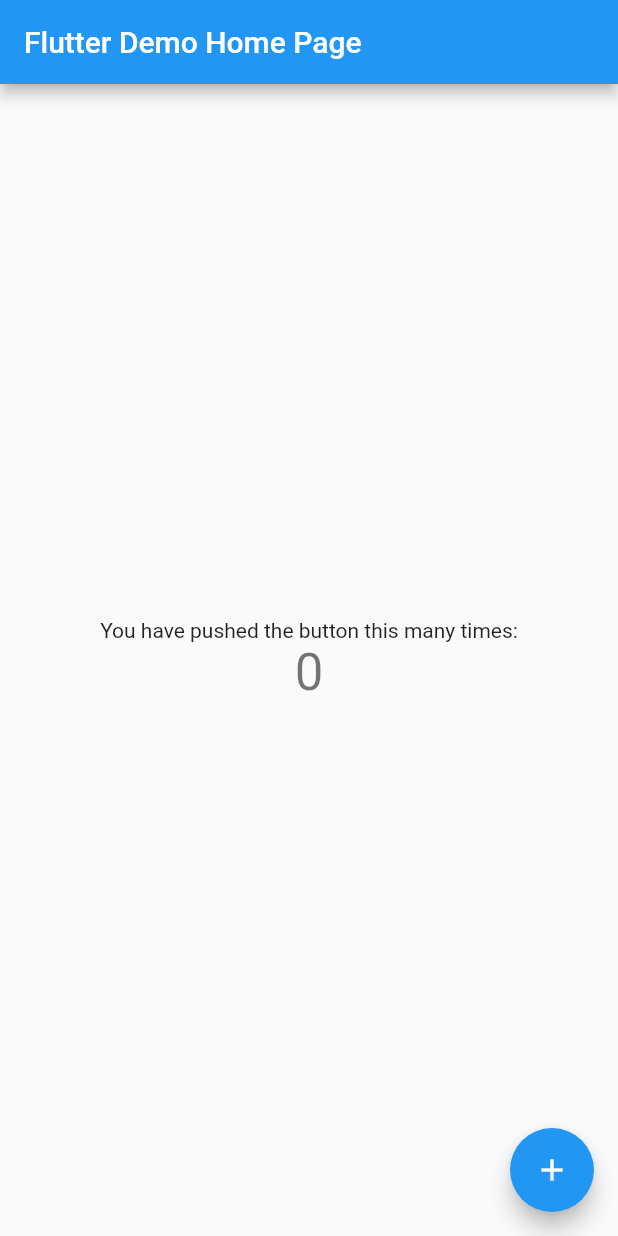
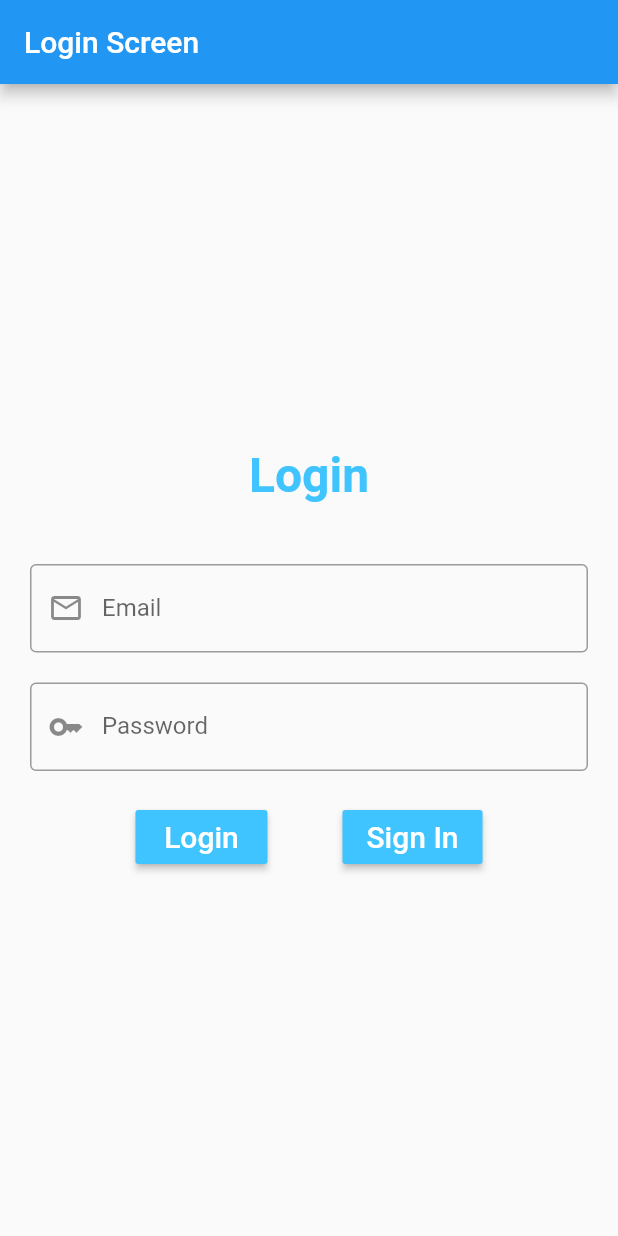
Before and after one commit to Srdgn/TodoApp, a Flutter app: the screen it shows after launch, on a phone screen of 412 x 824 dp. Run offline on Flutter 3.47's test engine with Material 2 defaults, Android fonts, the phone set to English and light mode, and no system bars; our stand-ins replace cloud_firestore, firebase_auth, firebase_core, google_fonts; accounts and stored records are empty.

Commit message:
Login Secreen

```diff
--- a/todoapp/lib/main.dart
+++ b/todoapp/lib/main.dart
@@ -1,115 +1,27 @@
+//import 'dart:html';
 import 'package:flutter/material.dart';
+import 'package:firebase_core/firebase_core.dart';
+import 'package:google_fonts/google_fonts.dart';
+import 'screens/homepage.dart';
+import "screens/login.dart";
 
-void main() {
-  runApp(const MyApp());
-}
+void main() async{
+  WidgetsFlutterBinding.ensureInitialized();
+  await Firebase.initializeApp();
+  runApp(MyApp());
+  }
 
-class MyApp extends StatelessWidget {
-  const MyApp({Key? key}) : super(key: key);
-
-  // This widget is the root of your application.
+class MyApp extends StatelessWidget{
   @override
-  Widget build(BuildContext context) {
+  Widget build(BuildContext context){
     return MaterialApp(
-      title: 'Flutter Demo',
+      debugShowCheckedModeBanner: false,
       theme: ThemeData(
-        // This is the theme of your application.
-        //
-        // Try running your application with "flutter run". You'll see the
-        // application has a blue toolbar. Then, without quitting the app, try
-        // changing the primarySwatch below to Colors.green and then invoke
-        // "hot reload" (press "r" in the console where you ran "flutter run",
-        // or simply save your changes to "hot reload" in a Flutter IDE).
-        // Notice that the counter didn't reset back to zero; the application
-        // is not restarted.
-        primarySwatch: Colors.blue,
+        textTheme: GoogleFonts.nunitoSansTextTheme(
+          Theme.of(context).textTheme,
+        ),
       ),
-      home: const MyHomePage(title: 'Flutter Demo Home Page'),
+      home: LoginPage(),
     );
   }
 }
-
-class MyHomePage extends StatefulWidget {
-  const MyHomePage({Key? key, required this.title}) : super(key: key);
-
-  // This widget is the home page of your application. It is stateful, meaning
-  // that it has a State object (defined below) that contains fields that affect
-  // how it looks.
-
-  // This class is the configuration for the state. It holds the values (in this
-  // case the title) provided by the parent (in this case the App widget) and
-  // used by the build method of the State. Fields in a Widget subclass are
-  // always marked "final".
-
-  final String title;
-
-  @override
-  State<MyHomePage> createState() => _MyHomePageState();
-}
-
-class _MyHomePageState extends State<MyHomePage> {
-  int _counter = 0;
-
-  void _incrementCounter() {
-    setState(() {
-      // This call to setState tells the Flutter framework that something has
-      // changed in this State, which causes it to rerun the build method below
-      // so that the display can reflect the updated values. If we changed
-      // _counter without calling setState(), then the build method would not be
-      // called again, and so nothing would appear to happen.
-      _counter++;
-    });
-  }
-
-  @override
-  Widget build(BuildContext context) {
-    // This method is rerun every time setState is called, for instance as done
-    // by the _incrementCounter method above.
-    //
-    // The Flutter framework has been optimized to make rerunning build methods
-    // fast, so that you can just rebuild anything that needs updating rather
-    // than having to individually change instances of widgets.
-    return Scaffold(
-      appBar: AppBar(
-        // Here we take the value from the MyHomePage object that was created by
-        // the App.build method, and use it to set our appbar title.
-        title: Text(widget.title),
-      ),
-      body: Center(
-        // Center is a layout widget. It takes a single child and positions it
-        // in the middle of the parent.
-        child: Column(
-          // Column is also a layout widget. It takes a list of children and
-          // arranges them vertically. By default, it sizes itself to fit its
-          // children horizontally, and tries to be as tall as its parent.
-          //
-          // Invoke "debug painting" (press "p" in the console, choose the
-          // "Toggle Debug Paint" action from the Flutter Inspector in Android
-          // Studio, or the "Toggle Debug Paint" command in Visual Studio Code)
-          // to see the wireframe for each widget.
-          //
-          // Column has various properties to control how it sizes itself and
-          // how it positions its children. Here we use mainAxisAlignment to
-          // center the children vertically; the main axis here is the vertical
-          // axis because Columns are vertical (the cross axis would be
-          // horizontal).
-          mainAxisAlignment: MainAxisAlignment.center,
-          children: <Widget>[
-            const Text(
-              'You have pushed the button this many times:',
-            ),
-            Text(
-              '$_counter',
-              style: Theme.of(context).textTheme.headline4,
-            ),
-          ],
-        ),
-      ),
-      floatingActionButton: FloatingActionButton(
-        onPressed: _incrementCounter,
-        tooltip: 'Increment',
-        child: const Icon(Icons.add),
-      ), // This trailing comma makes auto-formatting nicer for build methods.
-    );
-  }
-}
--- /dev/null
+++ b/todoapp/lib/screens/login.dart
@@ -0,0 +1,102 @@
+import 'package:flutter/material.dart';
+
+
+class LoginPage extends StatefulWidget {
+  const LoginPage({Key? key}) : super(key: key);
+
+  @override
+  State<LoginPage> createState() => _LoginPageState();
+}
+
+class _LoginPageState extends State<LoginPage> {
+  @override
+  Widget build(BuildContext context) {
+    return MaterialApp(
+      home: Scaffold(
+        appBar: AppBar(
+          title: Text("Login Screen"),
+        ) ,
+        body: Column(
+          mainAxisAlignment: MainAxisAlignment.center,
+          crossAxisAlignment: CrossAxisAlignment.center,
+          children: [
+            Text(
+              "Login",
+              style: TextStyle(fontSize: 32,
+              color: Colors.lightBlueAccent,
+              fontWeight: FontWeight.bold),
+              ),
+
+            SizedBox(height: 40,),
+
+            Padding(
+              padding: const EdgeInsets.symmetric(horizontal: 20),
+              child: Form(
+                child: Column(
+                  children: [
+                    TextFormField(
+                      keyboardType: TextInputType.emailAddress,
+                      decoration: InputDecoration(
+                        labelText: "Email",
+                        hintText: "Enter Email",
+                        prefixIcon: Icon(Icons.email_outlined),
+                        border: OutlineInputBorder(),
+                       ),
+                       onChanged: (String value){
+
+                       },
+                       validator: (value){
+                        return value!.isEmpty ? "Please enter an email" : null;
+                       },
+                    ),
+
+                    SizedBox(height: 20,),
+
+                    TextFormField(
+                      keyboardType: TextInputType.emailAddress,
+                      decoration: InputDecoration(
+                        labelText: "Password",
+                        hintText: "Enter password",
+                        prefixIcon: Icon(Icons.key),
+                        border: OutlineInputBorder(),
+                       ),
+                       onChanged: (String value){
+
+                       },
+                       validator: (value){
+                        return value!.isEmpty ? "Please enter an password" : null;
+                       },
+                    ),
+
+                    SizedBox(height: 20,),
+
+                    Row(
+                      mainAxisSize: MainAxisSize.max,
+                      mainAxisAlignment: MainAxisAlignment.center,
+                      children: [
+                        MaterialButton(
+                            onPressed: (){},
+                            child: Text("Login",style: TextStyle(fontSize: 20),),
+                            color: Colors.lightBlueAccent,
+                            textColor: Colors.white,
+                          ),
+                          SizedBox(width: 50,),
+                        MaterialButton(
+
+                            onPressed: (){},
+                            child: Text("Sign In",style: TextStyle(fontSize: 20),),
+                            color: Colors.lightBlueAccent,
+                            textColor: Colors.white,
+                          ),
+                      ],
+                    ),
+                  ],
+                ),
+              ),
+            ),
+          ],
+        ),
+      ),
+    );
+  }
+}
--- /dev/null
+++ b/todoapp/lib/service/auth.dart
@@ -0,0 +1,27 @@
+import 'package:cloud_firestore/cloud_firestore.dart';
+import "package:firebase_auth/firebase_auth.dart";
+import 'package:flutter/material.dart';
+
+
+class AuthService{
+  final FirebaseAuth _auth = FirebaseAuth.instance;
+  final FirebaseFirestore _firestore = FirebaseFirestore.instance;
+
+
+  signIn(String email, String password){
+    try {
+    final credential =  FirebaseAuth.instance.createUserWithEmailAndPassword(
+      email: email,
+      password: password,
+    );
+  } on FirebaseAuthException catch (e) {
+    if (e.code == 'weak-password') {
+      print('The password provided is too weak.');
+    } else if (e.code == 'email-already-in-use') {
+      print('The account already exists for that email.');
+    }
+  } catch (e) {
+    print(e);
+  }
+  }
+}
```
Also changed, not shown: todoapp/lib/screens/homepage.dart (added, +26 -0 lines), todoapp/pubspec.yaml (+7 -4 lines), todoapp/assets/logo.png (added), todoapp/pubspec.lock, 4 other files.
